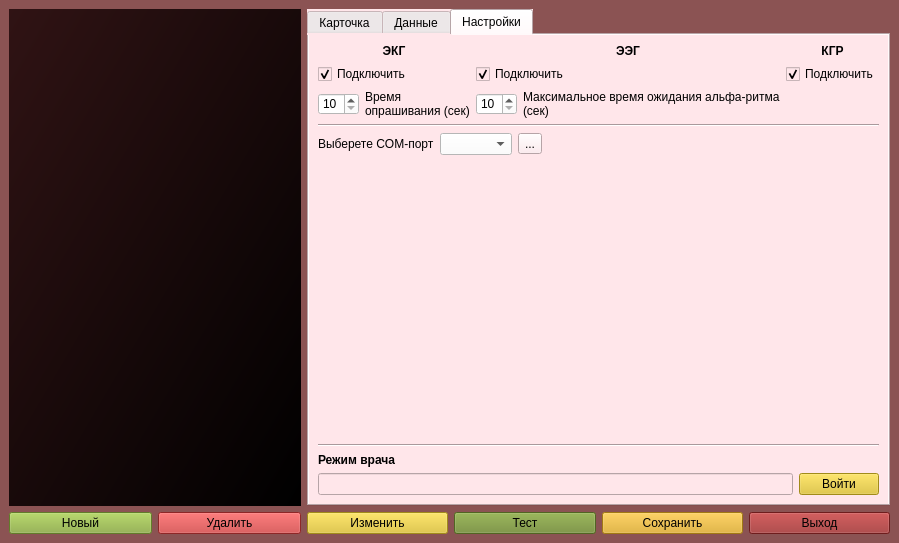
Qt form design1.ui (egorguslyan/kvantoriada) before a commit.
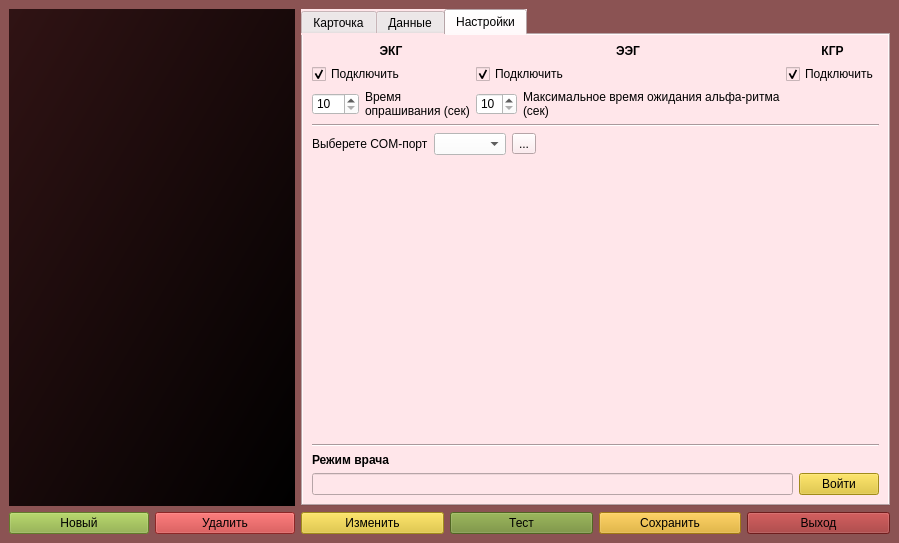
The same form after that commit. The open tabs and pages were chosen to show the change. Icons and pictures are not drawn. Custom widgets are drawn as their Qt base class.

Commit message: increase time ecg

Patch:
```diff
--- a/design1.ui
+++ b/design1.ui
@@ -1525,7 +1525,7 @@
                  <number>10</number>
                 </property>
                 <property name="maximum">
-                 <number>60</number>
+                 <number>180</number>
                 </property>
                </widget>
               </item>
```
The commit also changes 1 other file.
